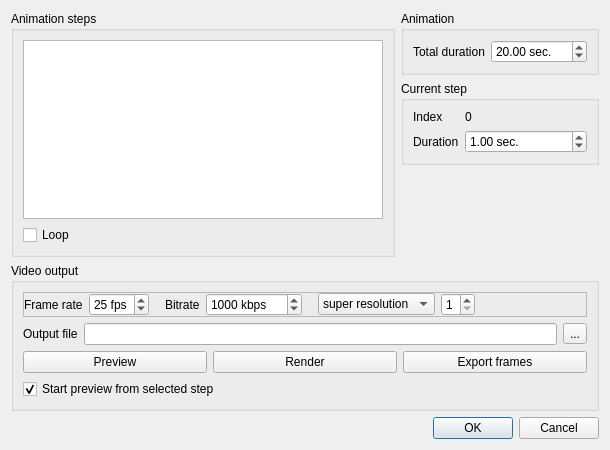
CloudCompare/CloudCompare, file plugins/core/Standard/qAnimation/ui/animationDlg.ui: the form before one commit.
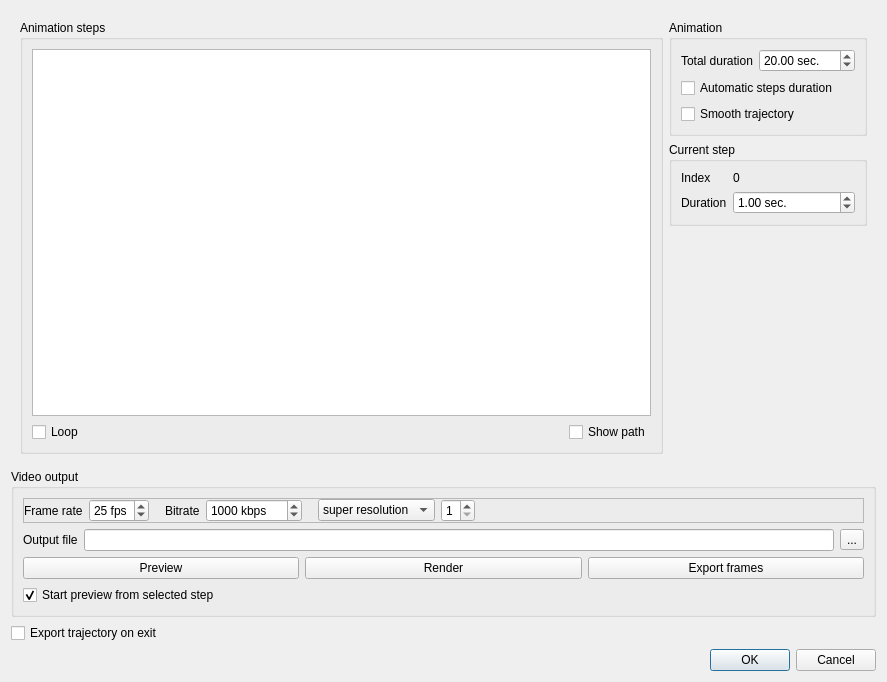
The form after the commit. Icons and pictures are not drawn.

Commit message: Attempt to smooth the animation trajectory (WIP)

```diff
--- a/plugins/core/Standard/qAnimation/ui/animationDlg.ui
+++ b/plugins/core/Standard/qAnimation/ui/animationDlg.ui
@@ -6,8 +6,8 @@
    <rect>
     <x>0</x>
     <y>0</y>
-    <width>610</width>
-    <height>450</height>
+    <width>887</width>
+    <height>682</height>
    </rect>
   </property>
   <property name="windowTitle">
@@ -17,11 +17,12 @@
    <iconset>
     <normaloff>:/CC/plugin/qAnimation/animation.png</normaloff>:/CC/plugin/qAnimation/animation.png</iconset>
   </property>
-  <layout class="QVBoxLayout" name="verticalLayout_4">
+  <layout class="QVBoxLayout" name="verticalLayout_5">
    <item>
-    <layout class="QHBoxLayout" name="horizontalLayout_2">
+    <widget class="QFrame" name="animationFrame">
+     <layout class="QHBoxLayout" name="horizontalLayout_6">
      <item>
-      <widget class="QGroupBox" name="groupBox_2">
+       <widget class="QGroupBox" name="animationStepsGroupBox">
        <property name="title">
         <string>Animation steps</string>
        </property>
@@ -34,34 +35,73 @@
          </widget>
         </item>
         <item>
+          <layout class="QHBoxLayout" name="horizontalLayout_5">
+           <item>
          <widget class="QCheckBox" name="loopCheckBox">
           <property name="text">
            <string>Loop</string>
           </property>
          </widget>
         </item>
-       </layout>
+           <item>
+            <spacer name="horizontalSpacer_4">
+             <property name="orientation">
+              <enum>Qt::Horizontal</enum>
+             </property>
+             <property name="sizeHint" stdset="0">
+              <size>
+               <width>40</width>
+               <height>20</height>
+              </size>
+             </property>
+            </spacer>
+           </item>
+           <item>
+            <widget class="QCheckBox" name="showPathCheckBox">
+             <property name="statusTip">
+              <string>Show the animation path in 3D</string>
+             </property>
+             <property name="text">
+              <string>Show path</string>
+             </property>
+            </widget>
+           </item>
+          </layout>
+         </item>
+        </layout>
       </widget>
      </item>
      <item>
+       <widget class="QFrame" name="animationOptionsFrame">
+        <layout class="QVBoxLayout" name="verticalLayout_4">
+         <property name="leftMargin">
+          <number>0</number>
+         </property>
+         <property name="topMargin">
+          <number>0</number>
+         </property>
+         <property name="rightMargin">
+          <number>0</number>
+         </property>
+         <property name="bottomMargin">
+          <number>0</number>
+         </property>
+         <item>
+          <widget class="QGroupBox" name="animationGroupBox">
+           <property name="title">
+            <string>Animation</string>
+           </property>
       <layout class="QVBoxLayout" name="verticalLayout_3">
        <item>
-        <widget class="QGroupBox" name="pathGroupBox">
-         <property name="title">
-          <string>Animation</string>
-         </property>
-         <layout class="QFormLayout" name="formLayout_2">
-          <property name="fieldGrowthPolicy">
-           <enum>QFormLayout::AllNonFixedFieldsGrow</enum>
-          </property>
-          <item row="0" column="0">
+             <layout class="QHBoxLayout" name="horizontalLayout_2">
+              <item>
            <widget class="QLabel" name="label_8">
             <property name="text">
              <string>Total duration</string>
             </property>
            </widget>
           </item>
-          <item row="0" column="1">
+              <item>
            <widget class="QDoubleSpinBox" name="totalTimeDoubleSpinBox">
             <property name="suffix">
              <string> sec.</string>
@@ -78,6 +118,22 @@
            </widget>
           </item>
          </layout>
+            </item>
+            <item>
+             <widget class="QCheckBox" name="autoStepDurationCheckBox">
+              <property name="text">
+               <string>Automatic steps duration</string>
+              </property>
+             </widget>
+            </item>
+            <item>
+             <widget class="QCheckBox" name="smoothTrajectoryCheckBox">
+              <property name="text">
+               <string>Smooth trajectory</string>
+              </property>
+             </widget>
+            </item>
+           </layout>
         </widget>
        </item>
        <item>
@@ -146,11 +202,13 @@
         </spacer>
        </item>
       </layout>
-     </item>
-    </layout>
+       </widget>
+      </item>
+     </layout>
+    </widget>
    </item>
    <item>
-    <widget class="QGroupBox" name="groupBox_3">
+    <widget class="QGroupBox" name="videoOutputGroupBox">
      <property name="sizePolicy">
       <sizepolicy hsizetype="Preferred" vsizetype="Maximum">
        <horstretch>0</horstretch>
@@ -389,6 +447,13 @@
      </layout>
     </widget>
    </item>
+   <item>
+    <widget class="QCheckBox" name="exportTrajectoryCheckBox">
+     <property name="text">
+      <string>Export trajectory on exit</string>
+     </property>
+    </widget>
+   </item>
    <item>
     <widget class="QDialogButtonBox" name="buttonBox">
      <property name="orientation">
```
Lines whose indentation alone changed are shown as unchanged. The commit also changes 5 other files.
